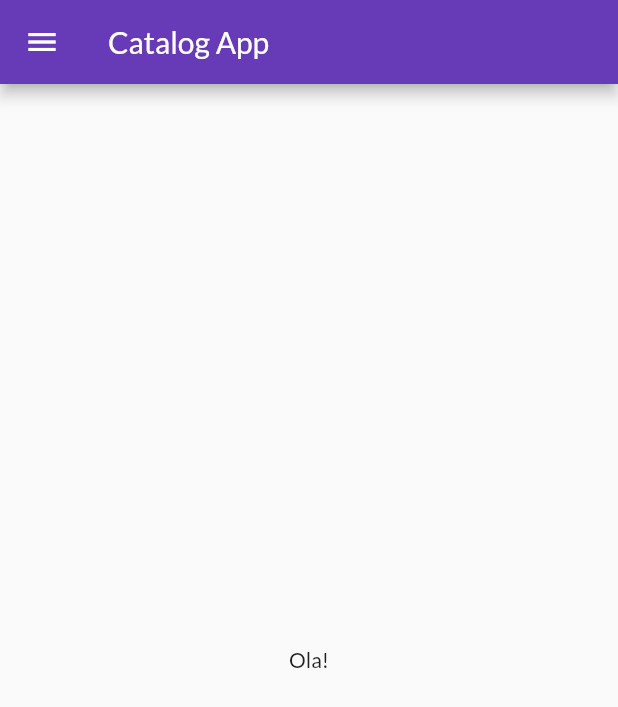
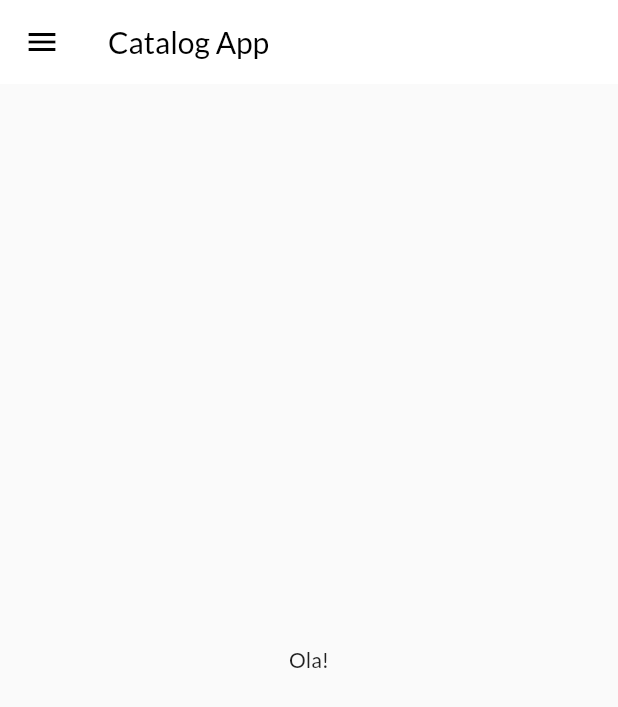
Before and after one commit to wasim919/CatalogApp, a Flutter app: the screen it shows after launch, on a phone screen of 412 x 824 dp. Shown: the top 707 px of the screen. Run offline on Flutter 3.47's test engine with Material 2 defaults, Android fonts, the phone set to English and light mode, and no system bars; our stand-ins replace google_fonts.

Commit message:
themes extracted

```diff
--- a/lib/main.dart
+++ b/lib/main.dart
@@ -4,21 +4,27 @@ import "package:google_fonts/google_fonts.dart";
 import 'package:new_apps/pages/home_page.dart';
 import 'package:new_apps/pages/login_page.dart';
 import 'package:new_apps/utils/routes.dart';
+import 'package:new_apps/utils/themes.dart';
 
 void main() {
-  runApp(
-    MaterialApp(
+  runApp(const MyApp());
+}
+
+class MyApp extends StatelessWidget {
+  const MyApp({Key? key}) : super(key: key);
+
+  @override
+  Widget build(BuildContext context) {
+    return MaterialApp(
       themeMode: ThemeMode.light,
-        theme: ThemeData(
-          primarySwatch: Colors.deepPurple,
-          fontFamily: GoogleFonts.lato().fontFamily,
-        ),
-        darkTheme: ThemeData(brightness: Brightness.dark),
+      theme: MyTheme.lightTheme(context),
+      darkTheme: MyTheme.darkTheme(context),
       initialRoute: MyRoutes.homeRoute,
       routes: {
         "/": (context) => const LoginPage(),
         MyRoutes.homeRoute: (context) => const HomePage(),
         MyRoutes.loginRoute: (context) => const LoginPage()
-        }),
+      },
     );
   }
+}
--- /dev/null
+++ b/lib/utils/themes.dart
@@ -0,0 +1,26 @@
+import 'package:flutter/material.dart';
+import 'package:google_fonts/google_fonts.dart';
+
+class MyTheme {
+  static ThemeData lightTheme(BuildContext context) {
+    return ThemeData(
+      primarySwatch: Colors.deepPurple,
+      fontFamily: GoogleFonts.lato().fontFamily,
+      appBarTheme: const AppBarTheme(
+        backgroundColor: Colors.white,
+        elevation: 0,
+        iconTheme: IconThemeData(
+          color: Colors.black,
+        ),
+        toolbarTextStyle: TextStyle(
+          color: Colors.black,
+        ),
+        foregroundColor: Colors.black,
+      ),
+    );
+  }
+
+  static ThemeData darkTheme(BuildContext context) {
+    return ThemeData(brightness: Brightness.dark);
+  }
+}
```
Lines whose indentation alone changed are shown as unchanged.
